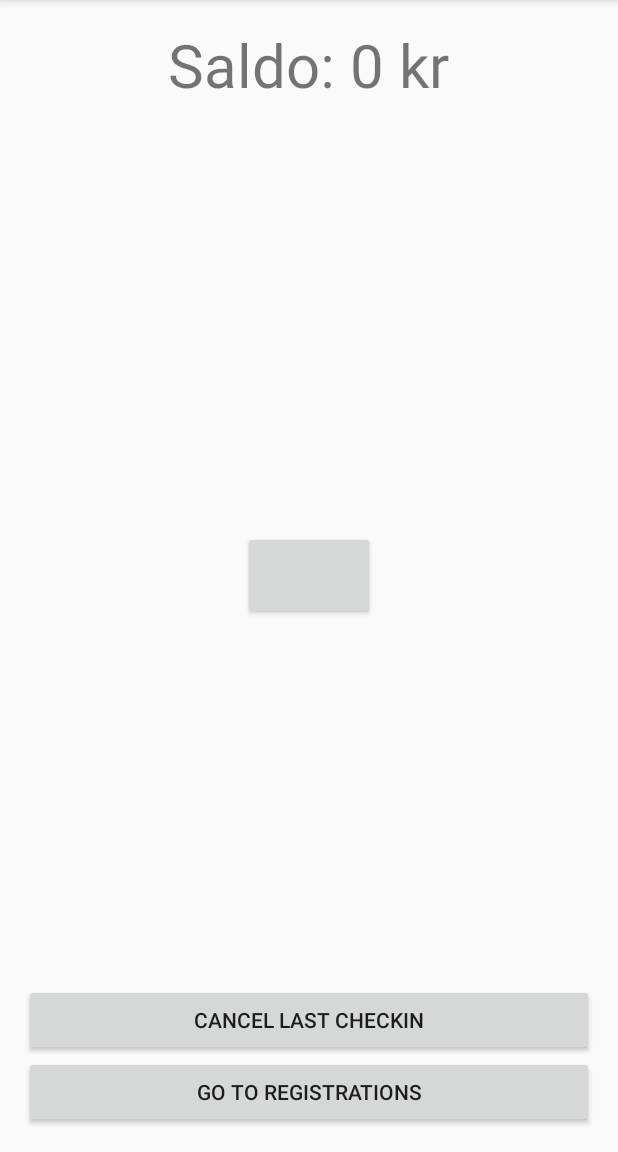
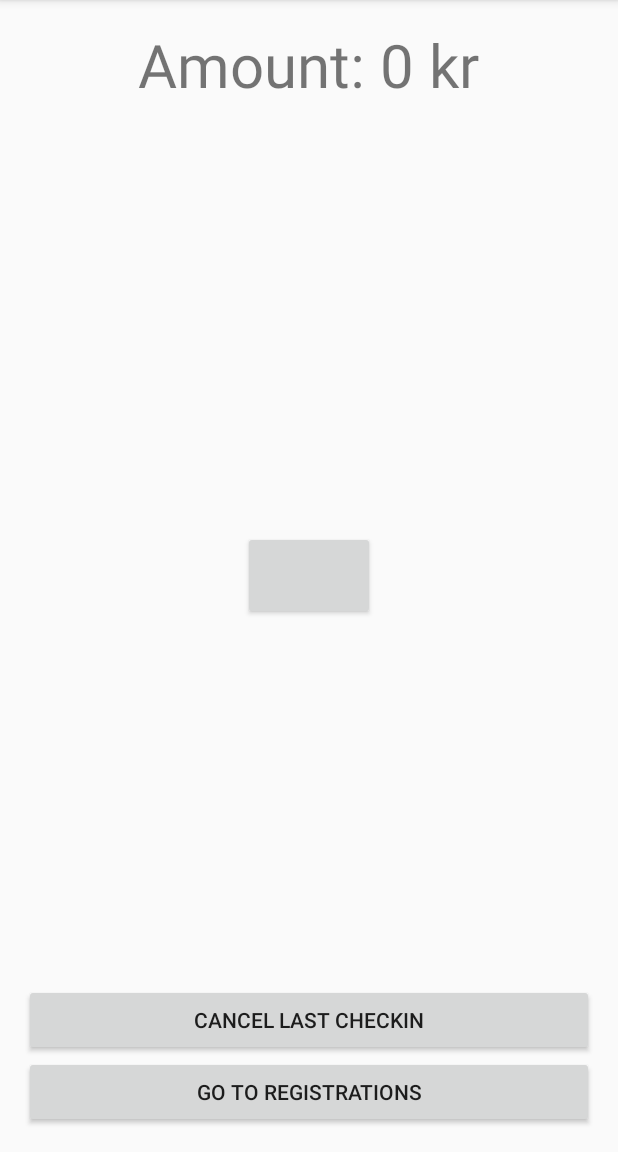
Before and after one commit to sandypoulsen/TravelCardv2, an Android app: the screen it shows after launch (MainActivity), on a phone screen of 412 x 824 dp, the part 84-1236 px from its top. Run offline under Robolectric (Android 15) with nearby library versions, the phone set to English and light mode, and no system bars; libraries missing offline, so code that uses them is left out: com.estimote.sdk, io.realm; 6 statements that could not run were skipped.

Commit message:
Changed cancellation to adding an object instead of updating checkin object.

```diff
--- a/app/src/main/java/com/example/alexander/travelcardv2/MainActivity.java
+++ b/app/src/main/java/com/example/alexander/travelcardv2/MainActivity.java
@@ -30,7 +30,7 @@ public class MainActivity extends AppCompatActivity implements SyncUser.Callback
     private final static String ipad = "monitored region Ipad";
     private final static String checkinMajorIndex = "checkinmajor";
 
-    private final static String DBNAME = "travels2";
+    private final static String DBNAME = "travels4"; // last travels2
     private final static String HOST = "130.226.142.162";
     private final static String USERNAME = "napo@itu.dk";
     private final static String PASSWORD = "mmad#2napo";
@@ -39,6 +39,7 @@ public class MainActivity extends AppCompatActivity implements SyncUser.Callback
 
     private final static Region[] regions = {
 
+            /*
             new Region(
                     ipad,
                     UUID.fromString("8492e75f-4fd6-469d-b132-043fe94921d8"),
@@ -47,7 +48,16 @@ public class MainActivity extends AppCompatActivity implements SyncUser.Callback
             new Region(
                     iphone,
                     UUID.fromString("8492e75f-4fd6-469d-b132-043fe94921d8"),
-                    9842, null)
+                    9842, null),*/
+
+            new Region(
+                    "2. floor",
+                    UUID.fromString("E3B54450-AB73-4D79-85D6-519EAF0F45D9"),
+                    2, null),
+            new Region(
+                    "5. floor",
+                    UUID.fromString("E3B54450-AB73-4D79-85D6-519EAF0F45D9"),
+                    5, null)
 
     };
 
@@ -85,7 +95,7 @@ public class MainActivity extends AppCompatActivity implements SyncUser.Callback
 
         checkin = (Button) findViewById(R.id.button_checkin);
         checkin.setEnabled(false);
-        checkin.setText("No check in allowed");
+        checkin.setText("You cannot check in here.");
 
         cancel_last_checkin = (Button) findViewById(R.id.cancel_last_checkin);
 
@@ -141,7 +151,7 @@ public class MainActivity extends AppCompatActivity implements SyncUser.Callback
                         mRegistrationDB.checkOut(region);
                         savings.setText(mRegistrationDB.getSavings() + "");
 
-                        Toast.makeText(getApplicationContext(), "Thank you for using TravelCard", Toast.LENGTH_SHORT).show();
+                        Toast.makeText(getApplicationContext(), "Thank you for using TravelCard", Toast.LENGTH_LONG).show();
 
                     }
 
@@ -158,7 +168,7 @@ public class MainActivity extends AppCompatActivity implements SyncUser.Callback
 
                     if (!mRegistrationDB.isCancellationAllowed()) {
                         checkin.setEnabled(false);
-                        checkin.setText("No check in is allowed");
+                        checkin.setText("You cannot check in here.");
                     }
 
                     majorindex = -1;
@@ -176,7 +186,7 @@ public class MainActivity extends AppCompatActivity implements SyncUser.Callback
             public void onClick(View v) {
 
                 if (mRegistrationDB.getSavings() < 10) {
-                    Toast.makeText(getApplicationContext(), "You need to insert money on your TravelCard.", Toast.LENGTH_SHORT).show();
+                    Toast.makeText(getApplicationContext(), "You need to insert money on your TravelCard.", Toast.LENGTH_LONG).show();
                 } else {
                     String id = UUID.randomUUID().toString();
 
@@ -212,7 +222,7 @@ public class MainActivity extends AppCompatActivity implements SyncUser.Callback
                     checkin.setText("Check in at " + region.getIdentifier());
                     checkin.setEnabled(true);
                 } else {
-                    checkin.setText("No check in allowed");
+                    checkin.setText("You cannot check in here.");
                     checkin.setEnabled(false);
                 }
 
--- a/app/src/main/res/layout/activity_main.xml
+++ b/app/src/main/res/layout/activity_main.xml
@@ -21,7 +21,7 @@
             android:layout_width="wrap_content"
             android:layout_height="wrap_content"
             android:textSize="40sp"
-            android:text="Saldo: "/>
+            android:text="Amount: "/>
 
         <TextView
             android:id="@+id/textview_savings"
```
Also changed, not shown: app/src/main/java/com/example/alexander/travelcardv2/TravelListActivity.java (+4 -3 lines), app/src/main/java/com/example/alexander/travelcardv2/TravelRegistration.java (+0 -11 lines), app/src/main/java/com/example/alexander/travelcardv2/TravelRegistrationDB.java (+13 -32 lines).
